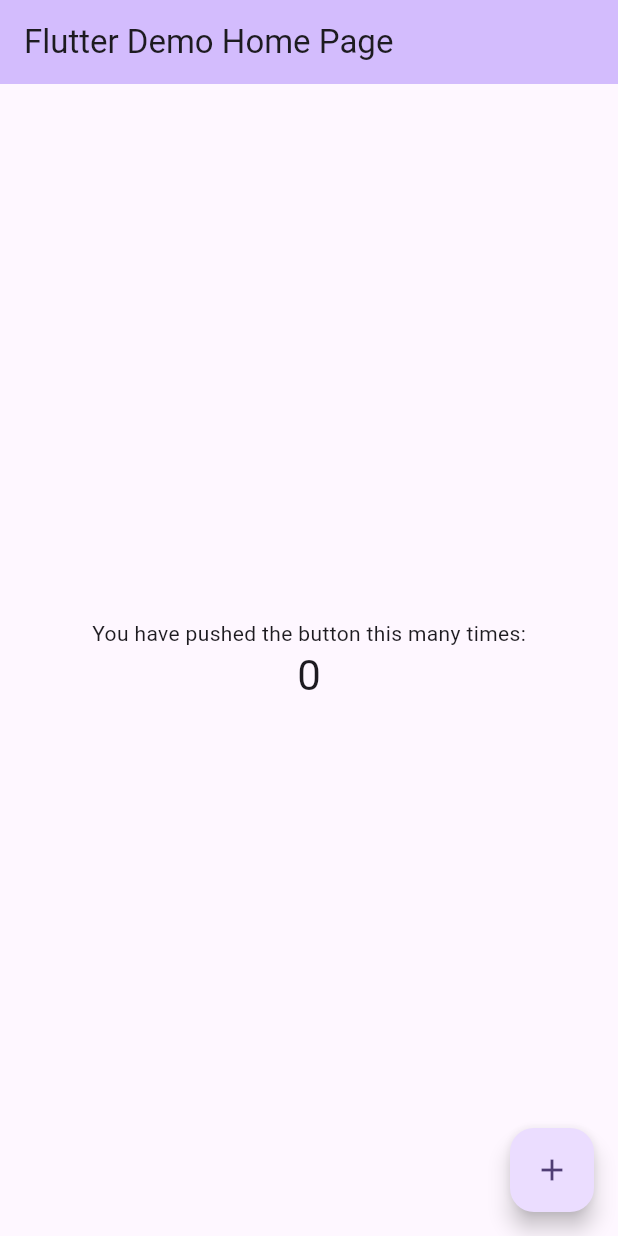
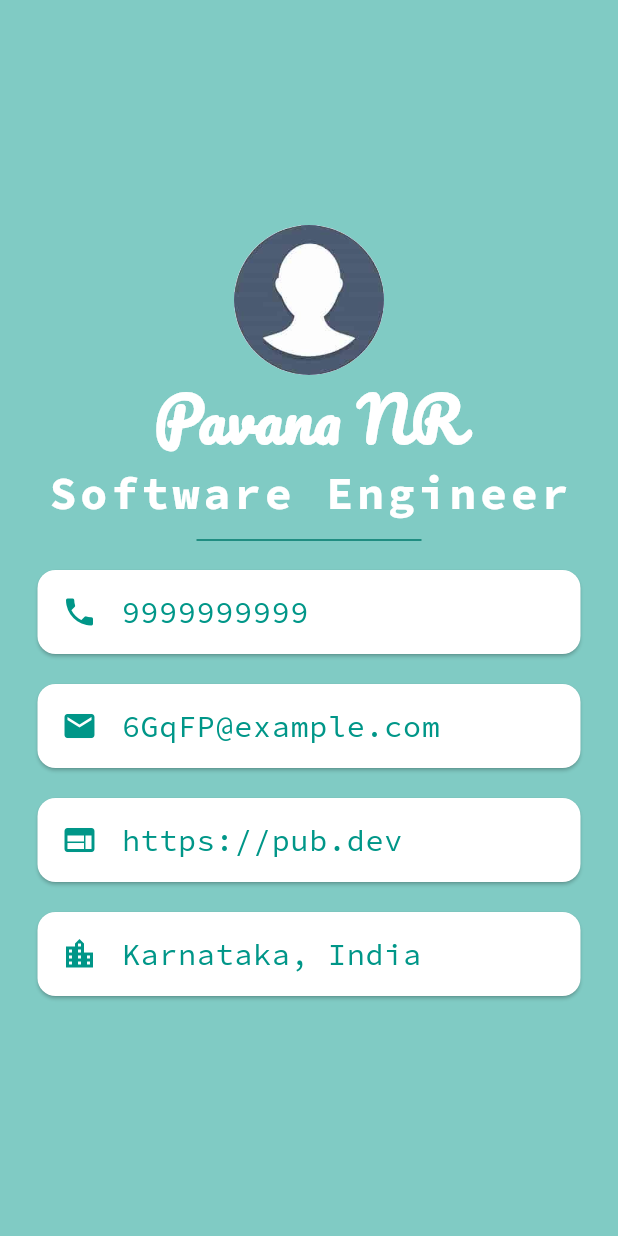
Before and after one commit to pavana-nr/mc-demoapp, a Flutter app: the screen it shows after launch, on a phone screen of 412 x 824 dp. Run offline on Flutter 3.47's test engine with Material 3 defaults, Android fonts, the light colour scheme and no system bars; Roboto replaces fonts that are missing (sourceCodePro).

Commit message:
created profile information design

```diff
--- /dev/null
+++ b/lib/common_widgets/info_card.dart
@@ -0,0 +1,39 @@
+import 'package:flutter/material.dart';
+
+class InfoCard extends StatelessWidget {
+  final String text;
+  final IconData icon;
+  final Function onPressed;
+
+  const InfoCard(
+      {super.key,
+      required this.text,
+      required this.icon,
+      required this.onPressed});
+
+  @override
+  Widget build(BuildContext context) {
+    return GestureDetector(
+      onTap: () {
+        onPressed();
+      },
+      child: Card(
+        margin: const EdgeInsets.symmetric(vertical: 10.0, horizontal: 25.0),
+        color: Colors.white,
+        child: ListTile(
+          leading: Icon(
+            icon,
+            color: Colors.teal,
+          ),
+          title: Text(
+            text,
+            style: const TextStyle(
+                fontFamily: 'sourceCodePro',
+                fontSize: 20.0,
+                color: Colors.teal),
+          ),
+        ),
+      ),
+    );
+  }
+}
--- a/lib/main.dart
+++ b/lib/main.dart
@@ -1,125 +1,161 @@
+import 'package:flutter/foundation.dart';
 import 'package:flutter/material.dart';
 
-void main() {
-  runApp(const MyApp());
-}
+import 'common_widgets/info_card.dart';
+import 'package:url_launcher/url_launcher.dart' as launcher;
+
+const url = 'https://pub.dev';
+const email = '6GqFP@example.com';
+const phone = '9999999999';
+const location = 'Karnataka, India';
+
+void main() => runApp(const MyApp());
 
 class MyApp extends StatelessWidget {
   const MyApp({super.key});
 
-  // This widget is the root of your application.
   @override
   Widget build(BuildContext context) {
-    return MaterialApp(
-      title: 'Flutter Demo',
-      theme: ThemeData(
-        // This is the theme of your application.
-        //
-        // TRY THIS: Try running your application with "flutter run". You'll see
-        // the application has a purple toolbar. Then, without quitting the app,
-        // try changing the seedColor in the colorScheme below to Colors.green
-        // and then invoke "hot reload" (save your changes or press the "hot
-        // reload" button in a Flutter-supported IDE, or press "r" if you used
-        // the command line to start the app).
-        //
-        // Notice that the counter didn't reset back to zero; the application
-        // state is not lost during the reload. To reset the state, use hot
-        // restart instead.
-        //
-        // This works for code too, not just values: Most code changes can be
-        // tested with just a hot reload.
-        colorScheme: ColorScheme.fromSeed(seedColor: Colors.deepPurple),
-        useMaterial3: true,
-      ),
-      home: const MyHomePage(title: 'Flutter Demo Home Page'),
+    return const MaterialApp(
+      debugShowCheckedModeBanner: false,
+      home: Home(),
     );
   }
 }
 
-class MyHomePage extends StatefulWidget {
-  const MyHomePage({super.key, required this.title});
-
-  // This widget is the home page of your application. It is stateful, meaning
-  // that it has a State object (defined below) that contains fields that affect
-  // how it looks.
-
-  // This class is the configuration for the state. It holds the values (in this
-  // case the title) provided by the parent (in this case the App widget) and
-  // used by the build method of the State. Fields in a Widget subclass are
-  // always marked "final".
-
-  final String title;
-
-  @override
-  State<MyHomePage> createState() => _MyHomePageState();
-}
-
-class _MyHomePageState extends State<MyHomePage> {
-  int _counter = 0;
-
-  void _incrementCounter() {
-    setState(() {
-      // This call to setState tells the Flutter framework that something has
-      // changed in this State, which causes it to rerun the build method below
-      // so that the display can reflect the updated values. If we changed
-      // _counter without calling setState(), then the build method would not be
-      // called again, and so nothing would appear to happen.
-      _counter++;
-    });
-  }
-
+class Home extends StatelessWidget {
+  const Home({super.key});
   @override
   Widget build(BuildContext context) {
-    // This method is rerun every time setState is called, for instance as done
-    // by the _incrementCounter method above.
-    //
-    // The Flutter framework has been optimized to make rerunning build methods
-    // fast, so that you can just rebuild anything that needs updating rather
-    // than having to individually change instances of widgets.
     return Scaffold(
-      appBar: AppBar(
-        // TRY THIS: Try changing the color here to a specific color (to
-        // Colors.amber, perhaps?) and trigger a hot reload to see the AppBar
-        // change color while the other colors stay the same.
-        backgroundColor: Theme.of(context).colorScheme.inversePrimary,
-        // Here we take the value from the MyHomePage object that was created by
-        // the App.build method, and use it to set our appbar title.
-        title: Text(widget.title),
-      ),
-      body: Center(
-        // Center is a layout widget. It takes a single child and positions it
-        // in the middle of the parent.
+      backgroundColor: Colors.teal[200],
+      body: SafeArea(
         child: Column(
-          // Column is also a layout widget. It takes a list of children and
-          // arranges them vertically. By default, it sizes itself to fit its
-          // children horizontally, and tries to be as tall as its parent.
-          //
-          // Column has various properties to control how it sizes itself and
-          // how it positions its children. Here we use mainAxisAlignment to
-          // center the children vertically; the main axis here is the vertical
-          // axis because Columns are vertical (the cross axis would be
-          // horizontal).
-          //
-          // TRY THIS: Invoke "debug painting" (choose the "Toggle Debug Paint"
-          // action in the IDE, or press "p" in the console), to see the
-          // wireframe for each widget.
           mainAxisAlignment: MainAxisAlignment.center,
           children: <Widget>[
+            const CircleAvatar(
+              radius: 50.0,
+              backgroundImage: AssetImage('images/profile.jpg'),
+            ),
             const Text(
-              'You have pushed the button this many times:',
+              'Pavana NR',
+              style: TextStyle(
+                  fontSize: 40.0,
+                  color: Colors.white,
+                  fontWeight: FontWeight.bold,
+                  fontFamily: 'Pacifico'),
             ),
-            Text(
-              '$_counter',
-              style: Theme.of(context).textTheme.headlineMedium,
+            const Text(
+              'Software Engineer',
+              style: TextStyle(
+                  fontSize: 30.0,
+                  letterSpacing: 2.5,
+                  fontWeight: FontWeight.bold,
+                  color: Colors.white,
+                  fontFamily: 'SourceCodePro'),
+            ),
+            const SizedBox(
+              height: 20.0,
+              width: 150.0,
+              child: Divider(
+                color: Color.fromRGBO(0, 121, 107, 1),
+              ),
+            ),
+            InfoCard(
+              text: phone,
+              icon: Icons.phone,
+              onPressed: () {
+                String removeSpaceFromPhoneNumber =
+                    phone.replaceAll(RegExp(r"\s+\b|\b\s"), '');
+                var phoneCall = 'tel:$removeSpaceFromPhoneNumber';
+
+                _launchUrl(context, phoneCall);
+              },
+            ),
+            InfoCard(
+              text: email,
+              icon: Icons.email,
+              onPressed: () {
+                _launchUrl(context, email);
+              },
+            ),
+            InfoCard(
+              text: url.toString(),
+              icon: Icons.web,
+              onPressed: () {
+                _launchUrl(context, url);
+              },
+            ),
+            InfoCard(
+              text: location,
+              icon: Icons.location_city,
+              onPressed: () => 'Karnataka, India',
             ),
           ],
         ),
       ),
-      floatingActionButton: FloatingActionButton(
-        onPressed: _incrementCounter,
-        tooltip: 'Increment',
-        child: const Icon(Icons.add),
-      ), // This trailing comma makes auto-formatting nicer for build methods.
+    );
+  }
+
+  Future<void> _launchUrl(BuildContext context, dynamic destination) async {
+    try {
+      if (destination is String) {
+        // Check if it's a valid URL
+        final uri = Uri.tryParse(destination);
+        if (uri != null) {
+          if (await launcher.launchUrl(uri)) {
+            await launcher.launchUrl(uri);
+          } else {
+            throw Exception('Could not launch URL: $destination');
+          }
+        } else {
+          // It's not a valid URL; let's check if it's an email address
+          if (destination.contains('@')) {
+            final emailUri = Uri(scheme: 'mailto', path: destination);
+            if (await launcher.launchUrl(emailUri)) {
+              await launcher.launchUrl(emailUri);
+            } else {
+              throw Exception('Could not launch email: $destination');
+            }
+          } else {
+            // Assume it's a phone number
+            final phoneUri = Uri(scheme: 'tel', path: destination);
+            if (await launcher.launchUrl(phoneUri)) {
+              await launcher.launchUrl(phoneUri);
+            } else {
+              throw Exception('Could not launch phone number: $destination');
+            }
+          }
+        }
+      } else {
+        throw Exception('Invalid input type. Expected String.');
+      }
+    } catch (e) {
+      if (kDebugMode) {
+        print('Error launching: $e');
+      }
+      _showDialog(context, title: e.toString(), content: e.toString());
+      // Handle the error gracefully (maybe show a toast or log it)
+    }
+  }
+
+  void _showDialog(BuildContext context, {String? title, String? content}) {
+    showDialog(
+      context: context,
+      builder: (BuildContext context) {
+        return AlertDialog(
+          title: Text(title!),
+          content: Text(content!),
+          actions: <Widget>[
+            TextButton(
+              child: const Text('Close'),
+              onPressed: () {
+                Navigator.of(context).pop();
+              },
+            ),
+          ],
+        );
+      },
     );
   }
 }
```
Also changed, not shown: pubspec.yaml (+10 -13 lines), fonts/Pacifico-Regular.ttf (added), fonts/SourceCodePro-VariableFont_wght.ttf (added), images/profile.jpg (added), pubspec.lock, 5 other files.
